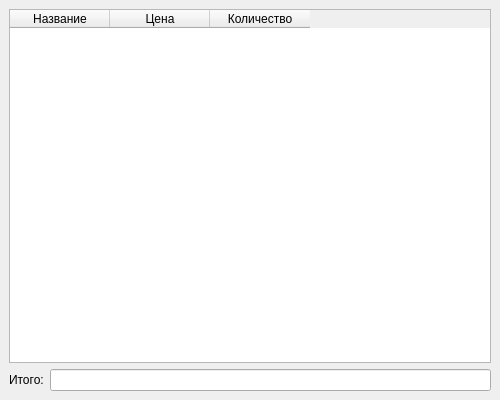
Before: the Qt Designer form UI.ui in GoldmanYT/yandex_lyceum, drawn with Qt 5.
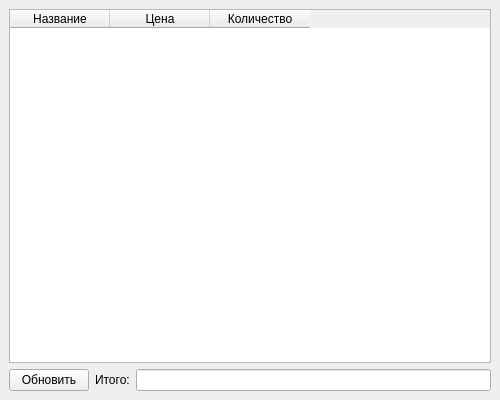
After: the same form once the commit is applied.

Commit message: Осторожно: дорого

The edit to the form file:
```diff
--- a/UI.ui
+++ b/UI.ui
@@ -15,21 +15,28 @@
   </property>
   <widget class="QWidget" name="centralwidget">
    <layout class="QGridLayout" name="gridLayout">
-    <item row="1" column="1">
+    <item row="1" column="2">
      <widget class="QLineEdit" name="result">
       <property name="readOnly">
        <bool>true</bool>
       </property>
      </widget>
     </item>
-    <item row="1" column="0">
+    <item row="1" column="1">
      <widget class="QLabel" name="label">
       <property name="text">
        <string>Итого:</string>
       </property>
      </widget>
     </item>
-    <item row="0" column="0" colspan="2">
+    <item row="1" column="0">
+     <widget class="QPushButton" name="btn_update">
+      <property name="text">
+       <string>Обновить</string>
+      </property>
+     </widget>
+    </item>
+    <item row="0" column="0" colspan="3">
      <widget class="QTableWidget" name="table">
       <column>
        <property name="text">
```
Left out of the diff: 2 changed lines with no effect on the pictures. The commit also changes 1 other file.
